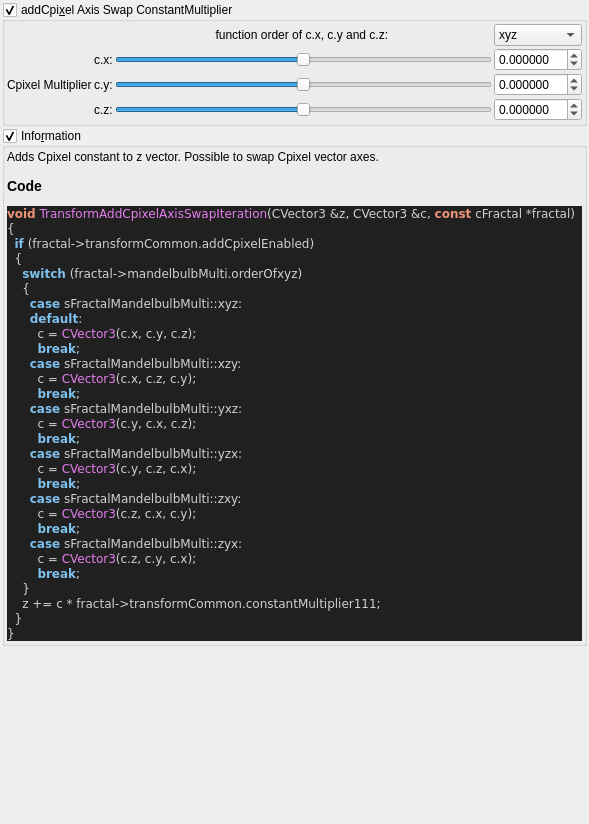
The window that mandelbulber2/qt_data/fractal_transf_add_Cpixel_axis_swap.ui (buddhi1980/mandelbulber2) describes before a commit, drawn with Qt 5.
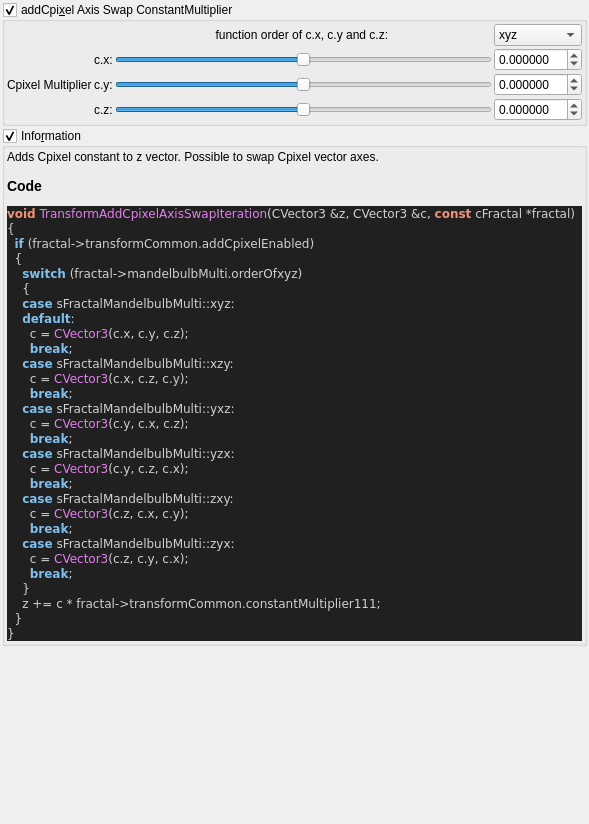
The same window after the commit. Custom widgets are drawn as their Qt base class.

Commit message:
stripped code highlight output to body tag
 the surrounding part (HTML Tag and comment) contained version specific parts.
 Now only the body tag will be written to the ui file,
 so the complete output of populateUiInformation.php should be reproducable.

 Also readded broken symlinks in deploy/share/mandelbulber2

```diff
--- a/mandelbulber2/qt_data/fractal_transf_add_Cpixel_axis_swap.ui
+++ b/mandelbulber2/qt_data/fractal_transf_add_Cpixel_axis_swap.ui
@@ -330,47 +330,38 @@
          <string>&lt;p&gt;Adds Cpixel constant to z vector. Possible to swap Cpixel vector axes.&lt;/p&gt;&lt;table&gt;
 &lt;/table&gt;
 &lt;h3&gt;Code&lt;/h3&gt;
-&lt;!DOCTYPE HTML PUBLIC &quot;-//W3C//DTD HTML 4.0 Transitional//EN&quot;&gt;
-&lt;html&gt;
-&lt;head&gt;
-&lt;meta http-equiv=&quot;content-type&quot; content=&quot;text/html; charset=ISO-8859-1&quot;&gt;
-&lt;title&gt;Source file&lt;/title&gt;
-&lt;/head&gt;
 &lt;body style=&quot;background-color:#202020&quot;&gt;
-&lt;pre style=&quot;color:#d0d0d0; background-color:#202020;  font-family:'Courier New';&quot;&gt;&lt;span style=&quot;color:#f09479; font-weight:bold&quot;&gt;void&lt;/span&gt; &lt;span style=&quot;color:#e47eed&quot;&gt;TransformAddCpixelAxisSwapIteration&lt;/span&gt;&lt;span style=&quot;color:#d0d0d0&quot;&gt;(&lt;/span&gt;CVector3 &lt;span style=&quot;color:#d0d0d0&quot;&gt;&amp;amp;&lt;/span&gt;z&lt;span style=&quot;color:#d0d0d0&quot;&gt;,&lt;/span&gt; CVector3 &lt;span style=&quot;color:#d0d0d0&quot;&gt;&amp;amp;&lt;/span&gt;c&lt;span style=&quot;color:#d0d0d0&quot;&gt;,&lt;/span&gt; &lt;span style=&quot;color:#f09479; font-weight:bold&quot;&gt;const&lt;/span&gt; cFractal &lt;span style=&quot;color:#d0d0d0&quot;&gt;*&lt;/span&gt;fractal&lt;span style=&quot;color:#d0d0d0&quot;&gt;)&lt;/span&gt;
+&lt;pre style=&quot;color:#d0d0d0; background-color:#202020;  font-family:'Courier New',monospace;&quot;&gt;&lt;span style=&quot;color:#f09479; font-weight:bold&quot;&gt;void&lt;/span&gt; &lt;span style=&quot;color:#e47eed&quot;&gt;TransformAddCpixelAxisSwapIteration&lt;/span&gt;&lt;span style=&quot;color:#d0d0d0&quot;&gt;(&lt;/span&gt;CVector3 &lt;span style=&quot;color:#d0d0d0&quot;&gt;&amp;amp;&lt;/span&gt;z&lt;span style=&quot;color:#d0d0d0&quot;&gt;,&lt;/span&gt; CVector3 &lt;span style=&quot;color:#d0d0d0&quot;&gt;&amp;amp;&lt;/span&gt;c&lt;span style=&quot;color:#d0d0d0&quot;&gt;,&lt;/span&gt; &lt;span style=&quot;color:#f09479; font-weight:bold&quot;&gt;const&lt;/span&gt; cFractal &lt;span style=&quot;color:#d0d0d0&quot;&gt;*&lt;/span&gt;fractal&lt;span style=&quot;color:#d0d0d0&quot;&gt;)&lt;/span&gt;
 &lt;span style=&quot;color:#d0d0d0&quot;&gt;{&lt;/span&gt;
   &lt;span style=&quot;color:#7ec0ee; font-weight:bold&quot;&gt;if&lt;/span&gt; &lt;span style=&quot;color:#d0d0d0&quot;&gt;(&lt;/span&gt;fractal&lt;span style=&quot;color:#d0d0d0&quot;&gt;-&amp;gt;&lt;/span&gt;transformCommon&lt;span style=&quot;color:#d0d0d0&quot;&gt;.&lt;/span&gt;addCpixelEnabled&lt;span style=&quot;color:#d0d0d0&quot;&gt;)&lt;/span&gt;
   &lt;span style=&quot;color:#d0d0d0&quot;&gt;{&lt;/span&gt;
     &lt;span style=&quot;color:#7ec0ee; font-weight:bold&quot;&gt;switch&lt;/span&gt; &lt;span style=&quot;color:#d0d0d0&quot;&gt;(&lt;/span&gt;fractal&lt;span style=&quot;color:#d0d0d0&quot;&gt;-&amp;gt;&lt;/span&gt;mandelbulbMulti&lt;span style=&quot;color:#d0d0d0&quot;&gt;.&lt;/span&gt;orderOfxyz&lt;span style=&quot;color:#d0d0d0&quot;&gt;)&lt;/span&gt;
     &lt;span style=&quot;color:#d0d0d0&quot;&gt;{&lt;/span&gt;
-      &lt;span style=&quot;color:#7ec0ee; font-weight:bold&quot;&gt;case&lt;/span&gt; sFractalMandelbulbMulti&lt;span style=&quot;color:#d0d0d0&quot;&gt;::&lt;/span&gt;xyz&lt;span style=&quot;color:#d0d0d0&quot;&gt;:&lt;/span&gt;
-      &lt;span style=&quot;color:#7ec0ee; font-weight:bold&quot;&gt;default&lt;/span&gt;&lt;span style=&quot;color:#d0d0d0&quot;&gt;:&lt;/span&gt;
-        c &lt;span style=&quot;color:#d0d0d0&quot;&gt;=&lt;/span&gt; &lt;span style=&quot;color:#e47eed&quot;&gt;CVector3&lt;/span&gt;&lt;span style=&quot;color:#d0d0d0&quot;&gt;(&lt;/span&gt;c&lt;span style=&quot;color:#d0d0d0&quot;&gt;.&lt;/span&gt;x&lt;span style=&quot;color:#d0d0d0&quot;&gt;,&lt;/span&gt; c&lt;span style=&quot;color:#d0d0d0&quot;&gt;.&lt;/span&gt;y&lt;span style=&quot;color:#d0d0d0&quot;&gt;,&lt;/span&gt; c&lt;span style=&quot;color:#d0d0d0&quot;&gt;.&lt;/span&gt;z&lt;span style=&quot;color:#d0d0d0&quot;&gt;);&lt;/span&gt;
-        &lt;span style=&quot;color:#7ec0ee; font-weight:bold&quot;&gt;break&lt;/span&gt;&lt;span style=&quot;color:#d0d0d0&quot;&gt;;&lt;/span&gt;
-      &lt;span style=&quot;color:#7ec0ee; font-weight:bold&quot;&gt;case&lt;/span&gt; sFractalMandelbulbMulti&lt;span style=&quot;color:#d0d0d0&quot;&gt;::&lt;/span&gt;xzy&lt;span style=&quot;color:#d0d0d0&quot;&gt;:&lt;/span&gt;
-        c &lt;span style=&quot;color:#d0d0d0&quot;&gt;=&lt;/span&gt; &lt;span style=&quot;color:#e47eed&quot;&gt;CVector3&lt;/span&gt;&lt;span style=&quot;color:#d0d0d0&quot;&gt;(&lt;/span&gt;c&lt;span style=&quot;color:#d0d0d0&quot;&gt;.&lt;/span&gt;x&lt;span style=&quot;color:#d0d0d0&quot;&gt;,&lt;/span&gt; c&lt;span style=&quot;color:#d0d0d0&quot;&gt;.&lt;/span&gt;z&lt;span style=&quot;color:#d0d0d0&quot;&gt;,&lt;/span&gt; c&lt;span style=&quot;color:#d0d0d0&quot;&gt;.&lt;/span&gt;y&lt;span style=&quot;color:#d0d0d0&quot;&gt;);&lt;/span&gt;
-        &lt;span style=&quot;color:#7ec0ee; font-weight:bold&quot;&gt;break&lt;/span&gt;&lt;span style=&quot;color:#d0d0d0&quot;&gt;;&lt;/span&gt;
-      &lt;span style=&quot;color:#7ec0ee; font-weight:bold&quot;&gt;case&lt;/span&gt; sFractalMandelbulbMulti&lt;span style=&quot;color:#d0d0d0&quot;&gt;::&lt;/span&gt;yxz&lt;span style=&quot;color:#d0d0d0&quot;&gt;:&lt;/span&gt;
-        c &lt;span style=&quot;color:#d0d0d0&quot;&gt;=&lt;/span&gt; &lt;span style=&quot;color:#e47eed&quot;&gt;CVector3&lt;/span&gt;&lt;span style=&quot;color:#d0d0d0&quot;&gt;(&lt;/span&gt;c&lt;span style=&quot;color:#d0d0d0&quot;&gt;.&lt;/span&gt;y&lt;span style=&quot;color:#d0d0d0&quot;&gt;,&lt;/span&gt; c&lt;span style=&quot;color:#d0d0d0&quot;&gt;.&lt;/span&gt;x&lt;span style=&quot;color:#d0d0d0&quot;&gt;,&lt;/span&gt; c&lt;span style=&quot;color:#d0d0d0&quot;&gt;.&lt;/span&gt;z&lt;span style=&quot;color:#d0d0d0&quot;&gt;);&lt;/span&gt;
-        &lt;span style=&quot;color:#7ec0ee; font-weight:bold&quot;&gt;break&lt;/span&gt;&lt;span style=&quot;color:#d0d0d0&quot;&gt;;&lt;/span&gt;
-      &lt;span style=&quot;color:#7ec0ee; font-weight:bold&quot;&gt;case&lt;/span&gt; sFractalMandelbulbMulti&lt;span style=&quot;color:#d0d0d0&quot;&gt;::&lt;/span&gt;yzx&lt;span style=&quot;color:#d0d0d0&quot;&gt;:&lt;/span&gt;
-        c &lt;span style=&quot;color:#d0d0d0&quot;&gt;=&lt;/span&gt; &lt;span style=&quot;color:#e47eed&quot;&gt;CVector3&lt;/span&gt;&lt;span style=&quot;color:#d0d0d0&quot;&gt;(&lt;/span&gt;c&lt;span style=&quot;color:#d0d0d0&quot;&gt;.&lt;/span&gt;y&lt;span style=&quot;color:#d0d0d0&quot;&gt;,&lt;/span&gt; c&lt;span style=&quot;color:#d0d0d0&quot;&gt;.&lt;/span&gt;z&lt;span style=&quot;color:#d0d0d0&quot;&gt;,&lt;/span&gt; c&lt;span style=&quot;color:#d0d0d0&quot;&gt;.&lt;/span&gt;x&lt;span style=&quot;color:#d0d0d0&quot;&gt;);&lt;/span&gt;
-        &lt;span style=&quot;color:#7ec0ee; font-weight:bold&quot;&gt;break&lt;/span&gt;&lt;span style=&quot;color:#d0d0d0&quot;&gt;;&lt;/span&gt;
-      &lt;span style=&quot;color:#7ec0ee; font-weight:bold&quot;&gt;case&lt;/span&gt; sFractalMandelbulbMulti&lt;span style=&quot;color:#d0d0d0&quot;&gt;::&lt;/span&gt;zxy&lt;span style=&quot;color:#d0d0d0&quot;&gt;:&lt;/span&gt;
-        c &lt;span style=&quot;color:#d0d0d0&quot;&gt;=&lt;/span&gt; &lt;span style=&quot;color:#e47eed&quot;&gt;CVector3&lt;/span&gt;&lt;span style=&quot;color:#d0d0d0&quot;&gt;(&lt;/span&gt;c&lt;span style=&quot;color:#d0d0d0&quot;&gt;.&lt;/span&gt;z&lt;span style=&quot;color:#d0d0d0&quot;&gt;,&lt;/span&gt; c&lt;span style=&quot;color:#d0d0d0&quot;&gt;.&lt;/span&gt;x&lt;span style=&quot;color:#d0d0d0&quot;&gt;,&lt;/span&gt; c&lt;span style=&quot;color:#d0d0d0&quot;&gt;.&lt;/span&gt;y&lt;span style=&quot;color:#d0d0d0&quot;&gt;);&lt;/span&gt;
-        &lt;span style=&quot;color:#7ec0ee; font-weight:bold&quot;&gt;break&lt;/span&gt;&lt;span style=&quot;color:#d0d0d0&quot;&gt;;&lt;/span&gt;
-      &lt;span style=&quot;color:#7ec0ee; font-weight:bold&quot;&gt;case&lt;/span&gt; sFractalMandelbulbMulti&lt;span style=&quot;color:#d0d0d0&quot;&gt;::&lt;/span&gt;zyx&lt;span style=&quot;color:#d0d0d0&quot;&gt;:&lt;/span&gt;
-        c &lt;span style=&quot;color:#d0d0d0&quot;&gt;=&lt;/span&gt; &lt;span style=&quot;color:#e47eed&quot;&gt;CVector3&lt;/span&gt;&lt;span style=&quot;color:#d0d0d0&quot;&gt;(&lt;/span&gt;c&lt;span style=&quot;color:#d0d0d0&quot;&gt;.&lt;/span&gt;z&lt;span style=&quot;color:#d0d0d0&quot;&gt;,&lt;/span&gt; c&lt;span style=&quot;color:#d0d0d0&quot;&gt;.&lt;/span&gt;y&lt;span style=&quot;color:#d0d0d0&quot;&gt;,&lt;/span&gt; c&lt;span style=&quot;color:#d0d0d0&quot;&gt;.&lt;/span&gt;x&lt;span style=&quot;color:#d0d0d0&quot;&gt;);&lt;/span&gt;
-        &lt;span style=&quot;color:#7ec0ee; font-weight:bold&quot;&gt;break&lt;/span&gt;&lt;span style=&quot;color:#d0d0d0&quot;&gt;;&lt;/span&gt;
+    &lt;span style=&quot;color:#7ec0ee; font-weight:bold&quot;&gt;case&lt;/span&gt; sFractalMandelbulbMulti&lt;span style=&quot;color:#d0d0d0&quot;&gt;::&lt;/span&gt;xyz&lt;span style=&quot;color:#d0d0d0&quot;&gt;:&lt;/span&gt;
+    &lt;span style=&quot;color:#7ec0ee; font-weight:bold&quot;&gt;default&lt;/span&gt;&lt;span style=&quot;color:#d0d0d0&quot;&gt;:&lt;/span&gt;
+      c &lt;span style=&quot;color:#d0d0d0&quot;&gt;=&lt;/span&gt; &lt;span style=&quot;color:#e47eed&quot;&gt;CVector3&lt;/span&gt;&lt;span style=&quot;color:#d0d0d0&quot;&gt;(&lt;/span&gt;c&lt;span style=&quot;color:#d0d0d0&quot;&gt;.&lt;/span&gt;x&lt;span style=&quot;color:#d0d0d0&quot;&gt;,&lt;/span&gt; c&lt;span style=&quot;color:#d0d0d0&quot;&gt;.&lt;/span&gt;y&lt;span style=&quot;color:#d0d0d0&quot;&gt;,&lt;/span&gt; c&lt;span style=&quot;color:#d0d0d0&quot;&gt;.&lt;/span&gt;z&lt;span style=&quot;color:#d0d0d0&quot;&gt;);&lt;/span&gt;
+      &lt;span style=&quot;color:#7ec0ee; font-weight:bold&quot;&gt;break&lt;/span&gt;&lt;span style=&quot;color:#d0d0d0&quot;&gt;;&lt;/span&gt;
+    &lt;span style=&quot;color:#7ec0ee; font-weight:bold&quot;&gt;case&lt;/span&gt; sFractalMandelbulbMulti&lt;span style=&quot;color:#d0d0d0&quot;&gt;::&lt;/span&gt;xzy&lt;span style=&quot;color:#d0d0d0&quot;&gt;:&lt;/span&gt;
+      c &lt;span style=&quot;color:#d0d0d0&quot;&gt;=&lt;/span&gt; &lt;span style=&quot;color:#e47eed&quot;&gt;CVector3&lt;/span&gt;&lt;span style=&quot;color:#d0d0d0&quot;&gt;(&lt;/span&gt;c&lt;span style=&quot;color:#d0d0d0&quot;&gt;.&lt;/span&gt;x&lt;span style=&quot;color:#d0d0d0&quot;&gt;,&lt;/span&gt; c&lt;span style=&quot;color:#d0d0d0&quot;&gt;.&lt;/span&gt;z&lt;span style=&quot;color:#d0d0d0&quot;&gt;,&lt;/span&gt; c&lt;span style=&quot;color:#d0d0d0&quot;&gt;.&lt;/span&gt;y&lt;span style=&quot;color:#d0d0d0&quot;&gt;);&lt;/span&gt;
+      &lt;span style=&quot;color:#7ec0ee; font-weight:bold&quot;&gt;break&lt;/span&gt;&lt;span style=&quot;color:#d0d0d0&quot;&gt;;&lt;/span&gt;
+    &lt;span style=&quot;color:#7ec0ee; font-weight:bold&quot;&gt;case&lt;/span&gt; sFractalMandelbulbMulti&lt;span style=&quot;color:#d0d0d0&quot;&gt;::&lt;/span&gt;yxz&lt;span style=&quot;color:#d0d0d0&quot;&gt;:&lt;/span&gt;
+      c &lt;span style=&quot;color:#d0d0d0&quot;&gt;=&lt;/span&gt; &lt;span style=&quot;color:#e47eed&quot;&gt;CVector3&lt;/span&gt;&lt;span style=&quot;color:#d0d0d0&quot;&gt;(&lt;/span&gt;c&lt;span style=&quot;color:#d0d0d0&quot;&gt;.&lt;/span&gt;y&lt;span style=&quot;color:#d0d0d0&quot;&gt;,&lt;/span&gt; c&lt;span style=&quot;color:#d0d0d0&quot;&gt;.&lt;/span&gt;x&lt;span style=&quot;color:#d0d0d0&quot;&gt;,&lt;/span&gt; c&lt;span style=&quot;color:#d0d0d0&quot;&gt;.&lt;/span&gt;z&lt;span style=&quot;color:#d0d0d0&quot;&gt;);&lt;/span&gt;
+      &lt;span style=&quot;color:#7ec0ee; font-weight:bold&quot;&gt;break&lt;/span&gt;&lt;span style=&quot;color:#d0d0d0&quot;&gt;;&lt;/span&gt;
+    &lt;span style=&quot;color:#7ec0ee; font-weight:bold&quot;&gt;case&lt;/span&gt; sFractalMandelbulbMulti&lt;span style=&quot;color:#d0d0d0&quot;&gt;::&lt;/span&gt;yzx&lt;span style=&quot;color:#d0d0d0&quot;&gt;:&lt;/span&gt;
+      c &lt;span style=&quot;color:#d0d0d0&quot;&gt;=&lt;/span&gt; &lt;span style=&quot;color:#e47eed&quot;&gt;CVector3&lt;/span&gt;&lt;span style=&quot;color:#d0d0d0&quot;&gt;(&lt;/span&gt;c&lt;span style=&quot;color:#d0d0d0&quot;&gt;.&lt;/span&gt;y&lt;span style=&quot;color:#d0d0d0&quot;&gt;,&lt;/span&gt; c&lt;span style=&quot;color:#d0d0d0&quot;&gt;.&lt;/span&gt;z&lt;span style=&quot;color:#d0d0d0&quot;&gt;,&lt;/span&gt; c&lt;span style=&quot;color:#d0d0d0&quot;&gt;.&lt;/span&gt;x&lt;span style=&quot;color:#d0d0d0&quot;&gt;);&lt;/span&gt;
+      &lt;span style=&quot;color:#7ec0ee; font-weight:bold&quot;&gt;break&lt;/span&gt;&lt;span style=&quot;color:#d0d0d0&quot;&gt;;&lt;/span&gt;
+    &lt;span style=&quot;color:#7ec0ee; font-weight:bold&quot;&gt;case&lt;/span&gt; sFractalMandelbulbMulti&lt;span style=&quot;color:#d0d0d0&quot;&gt;::&lt;/span&gt;zxy&lt;span style=&quot;color:#d0d0d0&quot;&gt;:&lt;/span&gt;
+      c &lt;span style=&quot;color:#d0d0d0&quot;&gt;=&lt;/span&gt; &lt;span style=&quot;color:#e47eed&quot;&gt;CVector3&lt;/span&gt;&lt;span style=&quot;color:#d0d0d0&quot;&gt;(&lt;/span&gt;c&lt;span style=&quot;color:#d0d0d0&quot;&gt;.&lt;/span&gt;z&lt;span style=&quot;color:#d0d0d0&quot;&gt;,&lt;/span&gt; c&lt;span style=&quot;color:#d0d0d0&quot;&gt;.&lt;/span&gt;x&lt;span style=&quot;color:#d0d0d0&quot;&gt;,&lt;/span&gt; c&lt;span style=&quot;color:#d0d0d0&quot;&gt;.&lt;/span&gt;y&lt;span style=&quot;color:#d0d0d0&quot;&gt;);&lt;/span&gt;
+      &lt;span style=&quot;color:#7ec0ee; font-weight:bold&quot;&gt;break&lt;/span&gt;&lt;span style=&quot;color:#d0d0d0&quot;&gt;;&lt;/span&gt;
+    &lt;span style=&quot;color:#7ec0ee; font-weight:bold&quot;&gt;case&lt;/span&gt; sFractalMandelbulbMulti&lt;span style=&quot;color:#d0d0d0&quot;&gt;::&lt;/span&gt;zyx&lt;span style=&quot;color:#d0d0d0&quot;&gt;:&lt;/span&gt;
+      c &lt;span style=&quot;color:#d0d0d0&quot;&gt;=&lt;/span&gt; &lt;span style=&quot;color:#e47eed&quot;&gt;CVector3&lt;/span&gt;&lt;span style=&quot;color:#d0d0d0&quot;&gt;(&lt;/span&gt;c&lt;span style=&quot;color:#d0d0d0&quot;&gt;.&lt;/span&gt;z&lt;span style=&quot;color:#d0d0d0&quot;&gt;,&lt;/span&gt; c&lt;span style=&quot;color:#d0d0d0&quot;&gt;.&lt;/span&gt;y&lt;span style=&quot;color:#d0d0d0&quot;&gt;,&lt;/span&gt; c&lt;span style=&quot;color:#d0d0d0&quot;&gt;.&lt;/span&gt;x&lt;span style=&quot;color:#d0d0d0&quot;&gt;);&lt;/span&gt;
+      &lt;span style=&quot;color:#7ec0ee; font-weight:bold&quot;&gt;break&lt;/span&gt;&lt;span style=&quot;color:#d0d0d0&quot;&gt;;&lt;/span&gt;
     &lt;span style=&quot;color:#d0d0d0&quot;&gt;}&lt;/span&gt;
     z &lt;span style=&quot;color:#d0d0d0&quot;&gt;+=&lt;/span&gt; c &lt;span style=&quot;color:#d0d0d0&quot;&gt;*&lt;/span&gt; fractal&lt;span style=&quot;color:#d0d0d0&quot;&gt;-&amp;gt;&lt;/span&gt;transformCommon&lt;span style=&quot;color:#d0d0d0&quot;&gt;.&lt;/span&gt;constantMultiplier111&lt;span style=&quot;color:#d0d0d0&quot;&gt;;&lt;/span&gt;
   &lt;span style=&quot;color:#d0d0d0&quot;&gt;}&lt;/span&gt;
 &lt;span style=&quot;color:#d0d0d0&quot;&gt;}&lt;/span&gt;
 &lt;/pre&gt;
-&lt;/body&gt;
-&lt;/html&gt;
-&lt;!--HTML generated by highlight 3.9, http://www.andre-simon.de/--&gt;
-</string>
+&lt;/body&gt;</string>
         </property>
         <property name="wordWrap">
          <bool>true</bool>
```
The commit also changes 109 other files.
